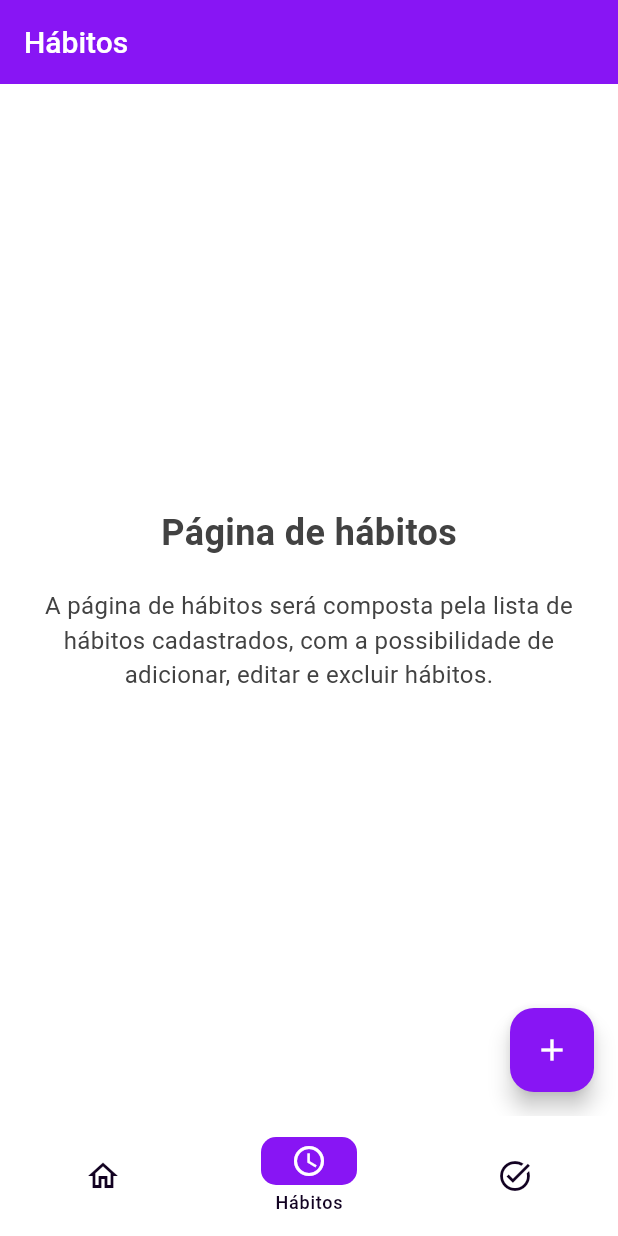
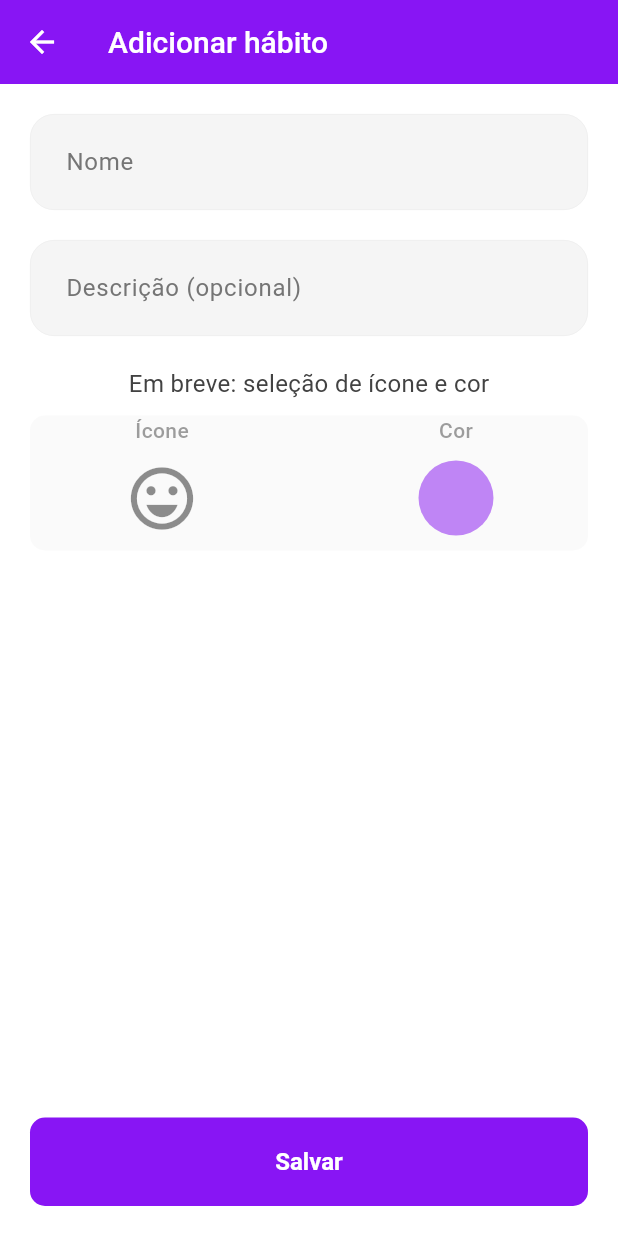
Before and after one commit to StokerBR/ds-2024-02, a Flutter app: the screen it shows after launch, item 2 of the bottom bar chosen, after a tap on the "add" icon, on a phone screen of 412 x 824 dp. Run offline on Flutter 3.47's test engine with Material 3 defaults, Android fonts, the phone set to English and light mode, and no system bars; our stand-ins replace another_flushbar, hive, hive_flutter; accounts and stored records are empty.

Commit message:
CRUD de hábitos

```diff
--- /dev/null
+++ b/habitracker/lib/pages/habits/habit_form_page.dart
@@ -0,0 +1,182 @@
+import 'package:flutter/material.dart';
+import 'package:habitracker/functions/hex_color.dart';
+import 'package:habitracker/models/habit.dart';
+import 'package:habitracker/theme.dart';
+import 'package:habitracker/widgets/alert.dart';
+import 'package:habitracker/widgets/input.dart';
+import 'package:habitracker/widgets/input_label.dart';
+
+class HabitFormPage extends StatefulWidget {
+  const HabitFormPage({
+    super.key,
+    this.habitKey,
+  });
+
+  final String? habitKey;
+
+  @override
+  State<HabitFormPage> createState() => _HabitFormPageState();
+}
+
+class _HabitFormPageState extends State<HabitFormPage> {
+  Habit? _habit;
+
+  final _formKey = GlobalKey<FormState>();
+
+  final _nameController = TextEditingController();
+  final _descriptionController = TextEditingController();
+
+  IconData _selectedIcon = Icons.emoji_emotions_outlined;
+  Color _selectedColor = AppTheme.themeData.primaryColor;
+
+  void _submitForm() {
+    if (_formKey.currentState!.validate()) {
+      if (_habit == null) {
+        _habit = Habit(
+          name: _nameController.text,
+          description: _descriptionController.text,
+          icon: _selectedIcon.codePoint,
+          color: _selectedColor.toHex(),
+        );
+      } else {
+        _habit!.name = _nameController.text;
+        _habit!.description = _descriptionController.text;
+        _habit!.icon = _selectedIcon.codePoint;
+        _habit!.color = _selectedColor.toHex();
+      }
+
+      // Salva o hábito
+      HabitRepository.saveHabit(_habit!);
+
+      Navigator.of(context).pop();
+
+      showSuccess('Hábito salvo com sucesso');
+    }
+  }
+
+  @override
+  void initState() {
+    if (widget.habitKey != null) {
+      _habit = HabitRepository.getHabit(widget.habitKey!);
+      if (_habit != null) {
+        _nameController.text = _habit!.name;
+        _descriptionController.text = _habit!.description ?? '';
+        _selectedIcon = IconData(_habit!.icon, fontFamily: 'MaterialIcons');
+        _selectedColor = HexColor.fromHex(_habit!.color);
+      }
+    }
+
+    super.initState();
+  }
+
+  @override
+  Widget build(BuildContext context) {
+    return Scaffold(
+      appBar: AppBar(
+        title: Text('${_habit == null ? 'Adicionar' : 'Editar'} hábito'),
+      ),
+      body: Padding(
+        padding: const EdgeInsets.symmetric(horizontal: 20),
+        child: GestureDetector(
+          onTap: () => FocusScope.of(context).unfocus(),
+          behavior: HitTestBehavior.opaque,
+          child: CustomScrollView(
+            slivers: [
+              SliverFillRemaining(
+                hasScrollBody: false,
+                child: Form(
+                  key: _formKey,
+                  child: Column(
+                    children: [
+                      const SizedBox(height: 20),
+                      CustomInput(
+                        controller: _nameController,
+                        maxLength: 50,
+                        labelText: 'Nome',
+                        validator: (value) {
+                          if (value == null || value.isEmpty) {
+                            return 'Por favor, informe o nome do hábito';
+                          }
+                          return null;
+                        },
+                      ),
+                      const SizedBox(height: 20),
+                      CustomInput(
+                        controller: _descriptionController,
+                        maxLength: 200,
+                        labelText: 'Descrição (opcional)',
+                      ),
+                      const SizedBox(height: 20),
+                      // TODO: Adicionar seleção de ícone e cor
+                      const Text('Em breve: seleção de ícone e cor'),
+                      const SizedBox(height: 10),
+                      Stack(
+                        children: [
+                          Row(
+                            mainAxisSize: MainAxisSize.max,
+                            mainAxisAlignment: MainAxisAlignment.center,
+                            children: [
+                              Expanded(
+                                child: Column(
+                                  crossAxisAlignment: CrossAxisAlignment.center,
+                                  children: [
+                                    const InputLabel(
+                                      'Ícone',
+                                      alignment: Alignment.center,
+                                    ),
+                                    const SizedBox(height: 10),
+                                    Icon(
+                                      _selectedIcon,
+                                      size: 50,
+                                    ),
+                                  ],
+                                ),
+                              ),
+                              const SizedBox(width: 20),
+                              Expanded(
+                                child: Column(
+                                  children: [
+                                    const InputLabel(
+                                      'Cor',
+                                      alignment: Alignment.center,
+                                    ),
+                                    const SizedBox(height: 10),
+                                    Container(
+                                      width: 50,
+                                      height: 50,
+                                      decoration: BoxDecoration(
+                                        color: _selectedColor,
+                                        shape: BoxShape.circle,
+                                      ),
+                                    ),
+                                  ],
+                                ),
+                              ),
+                            ],
+                          ),
+                          Container(
+                            height: 90,
+                            decoration: BoxDecoration(
+                              color: Colors.grey[100]!.withOpacity(0.5),
+                              borderRadius: BorderRadius.circular(10),
+                            ),
+                          ),
+                        ],
+                      ),
+                      const Expanded(child: SizedBox(height: 20)),
+                      ElevatedButton(
+                        onPressed: _submitForm,
+                        child: const Text('Salvar'),
+                      ),
+                      const SizedBox(height: 20),
+                    ],
+                  ),
+                ),
+              ),
+            ],
+          ),
+        ),
+      ),
+    );
+  }
+}
--- /dev/null
+++ b/habitracker/lib/pages/habits/habits_page.dart
@@ -0,0 +1,107 @@
+import 'package:flutter/material.dart';
+import 'package:habitracker/functions/hex_color.dart';
+import 'package:habitracker/models/habit.dart';
+import 'package:habitracker/pages/habits/habit_form_page.dart';
+import 'package:hive_flutter/hive_flutter.dart';
+
+class HabitsPage extends StatefulWidget {
+  const HabitsPage({super.key});
+
+  @override
+  State<HabitsPage> createState() => _HabitsPageState();
+}
+
+class _HabitsPageState extends State<HabitsPage> {
+  @override
+  Widget build(BuildContext context) {
+    return Scaffold(
+      appBar: AppBar(
+        title: const Text('Hábitos'),
+      ),
+      floatingActionButton: FloatingActionButton(
+        onPressed: () {
+          Navigator.of(context).push(
+            MaterialPageRoute(
+              builder: (context) => const HabitFormPage(),
+            ),
+          );
+        },
+        tooltip: 'Adicionar hábito',
+        child: const Icon(Icons.add),
+      ),
+      body: CustomScrollView(
+        slivers: [
+          SliverFillRemaining(
+            hasScrollBody: false,
+            child: ValueListenableBuilder(
+              valueListenable: Hive.box<Habit>('habits').listenable(),
+              builder: (context, Box<Habit> box, _) {
+                if (box.isEmpty) {
+                  return const Center(
+                    child: Text(
+                        'Nenhum hábito cadastrado.\nClique no + para criar um novo!',
+                        textAlign: TextAlign.center),
+                  );
+                }
+                return Column(
+                  children: box.values.map((habit) {
+                    return ListTile(
+                      title: Text(habit.name),
+                      subtitle: Text(
+                        habit.description ?? '',
+                        maxLines: 1,
+                        overflow: TextOverflow.ellipsis,
+                        style: TextStyle(color: Colors.grey[800], fontSize: 14),
+                      ),
+                      leading: Icon(
+                        IconData(habit.icon, fontFamily: 'MaterialIcons'),
+                        color: HexColor.fromHex(habit.color),
+                      ),
+                      trailing: const Icon(Icons.chevron_right),
+                      splashColor: Colors.grey[200],
+                      onTap: () {
+                        Navigator.of(context).push(
+                          MaterialPageRoute(
+                            builder: (context) =>
+                                HabitFormPage(habitKey: habit.key),
+                          ),
+                        );
+                      },
+                      onLongPress: () {
+                        showDialog(
+                          context: context,
+                          builder: (context) {
+                            return AlertDialog(
+                              title: const Text('Deletar hábito'),
+                              content: Text(
+                                  'Tem certeza que deseja deletar o hábito ${habit.name}?'),
+                              actions: [
+                                TextButton(
+                                  onPressed: () {
+                                    Navigator.of(context).pop();
+                                  },
+                                  child: const Text('Cancelar'),
+                                ),
+                                TextButton(
+                                  onPressed: () {
+                                    HabitRepository.deleteHabit(habit.key!);
+                                    Navigator.of(context).pop();
+                                  },
+                                  child: const Text('Deletar'),
+                                ),
+                              ],
+                            );
+                          },
+                        );
+                      },
+                    );
+                  }).toList(),
+                );
+              },
+            ),
+          ),
+        ],
+      ),
+    );
+  }
+}
--- a/habitracker/lib/pages/habits_page.dart
+++ /dev/null
@@ -1,48 +0,0 @@
-import 'package:flutter/material.dart';
-
-class HabitsPage extends StatefulWidget {
-  const HabitsPage({super.key});
-
-  @override
-  State<HabitsPage> createState() => _HabitsPageState();
-}
-
-class _HabitsPageState extends State<HabitsPage> {
-  @override
-  Widget build(BuildContext context) {
-    return Scaffold(
-      appBar: AppBar(
-        title: const Text('Hábitos'),
-      ),
-      floatingActionButton: FloatingActionButton(
-        onPressed: () {},
-        tooltip: 'Adicionar hábito',
-        child: const Icon(Icons.add),
-      ),
-      body: const Center(
-        child: Padding(
-          padding: EdgeInsets.all(20),
-          child: Column(
-            mainAxisAlignment: MainAxisAlignment.center,
-            children: [
-              // titulo
-              Text(
-                'Página de hábitos',
-                style: TextStyle(
-                  fontSize: 24,
-                  fontWeight: FontWeight.bold,
-                ),
-              ),
-              SizedBox(height: 20),
-              // descrição
-              Text(
-                'A página de hábitos será composta pela lista de hábitos cadastrados, com a possibilidade de adicionar, editar e excluir hábitos.',
-                textAlign: TextAlign.center,
-              ),
-            ],
-          ),
-        ),
-      ),
-    );
-  }
-}
--- a/habitracker/lib/pages/main_page.dart
+++ b/habitracker/lib/pages/main_page.dart
@@ -1,6 +1,6 @@
 import 'package:flutter/material.dart';
 import 'package:habitracker/pages/goals_page.dart';
-import 'package:habitracker/pages/habits_page.dart';
+import 'package:habitracker/pages/habits/habits_page.dart';
 import 'package:habitracker/pages/home_page.dart';
 import 'package:habitracker/theme.dart';
 
--- /dev/null
+++ b/habitracker/lib/widgets/input.dart
@@ -0,0 +1,138 @@
+import 'package:habitracker/widgets/input_label.dart';
+import 'package:flutter/material.dart';
+import 'package:flutter/services.dart';
+
+class CustomInput extends StatefulWidget {
+  const CustomInput({
+    super.key,
+    this.label,
+    this.labelText,
+    this.hintText,
+    this.errorText,
+    this.suffixIcon,
+    this.prefixIcon,
+    this.suffix,
+    this.prefix,
+    this.textInputAction,
+    this.onFieldSubmitted,
+    this.keyboardType,
+    this.controller,
+    this.validator,
+    this.maxLength,
+    this.counterText = '',
+    this.readOnly = false,
+    this.obscureText,
+    this.passwordToggle,
+    this.enableSuggestions = true,
+    this.autocorrect = true,
+    this.inputFormatters,
+    this.maxLines = 1,
+    this.focusNode,
+    this.decoration,
+    this.onChanged,
+    this.scrollPadding = const EdgeInsets.all(0),
+    this.textCapitalization,
+  });
+
+  final String? label;
+  final String? hintText;
+  final String? labelText;
+  final String? errorText;
+  final Widget? suffixIcon;
+  final Widget? prefixIcon;
+  final Widget? suffix;
+  final Widget? prefix;
+  final TextInputAction? textInputAction;
+  final Function(String)? onFieldSubmitted;
+  final TextInputType? keyboardType;
+  final TextEditingController? controller;
+  final String? Function(String?)? validator;
+  final int? maxLength;
+  final String? counterText;
+  final bool readOnly;
+  final bool? obscureText;
+  final bool? passwordToggle;
+  final bool enableSuggestions;
+  final bool autocorrect;
+  final List<TextInputFormatter>? inputFormatters;
+  final int? maxLines;
+  final FocusNode? focusNode;
+  final InputDecoration? decoration;
+  final Function(String)? onChanged;
+  final EdgeInsets scrollPadding;
+  final TextCapitalization? textCapitalization;
+
+  @override
+  State<CustomInput> createState() => _CustomInputState();
+}
+
+class _CustomInputState extends State<CustomInput> {
+  bool? passwordHidden;
+
+  @override
+  void initState() {
+    super.initState();
+    passwordHidden = widget.obscureText ?? false;
+  }
+
+  @override
+  Widget build(BuildContext context) {
+    return Column(
+      children: [
+        widget.label != null
+            ? Column(
+                children: [
+                  InputLabel(widget.label!),
+                  const SizedBox(height: 10),
+                ],
+              )
+            : const SizedBox(),
+        TextFormField(
+          decoration: widget.decoration ??
+              InputDecoration(
+                labelText: widget.labelText,
+                hintText: widget.hintText,
+                errorText: widget.errorText,
+                counterText: widget.counterText,
+                suffixIcon: widget.suffixIcon ??
+                    (widget.passwordToggle ?? false
+                        ? GestureDetector(
+                            onTap: () {
+                              setState(() {
+                                passwordHidden = !passwordHidden!;
+                              });
+                            },
+                            child: Icon(
+                              passwordHidden ?? false
+                                  ? Icons.visibility
+                                  : Icons.visibility_off,
+                              color: Colors.grey[600],
+                            ),
+                          )
+                        : null),
+                prefixIcon: widget.prefixIcon,
+                suffix: widget.suffix,
+                prefix: widget.prefix,
+              ),
+          textCapitalization:
+              widget.textCapitalization ?? TextCapitalization.words,
+          textInputAction: widget.textInputAction,
+          onFieldSubmitted: widget.onFieldSubmitted,
+          keyboardType: widget.keyboardType,
+          controller: widget.controller,
+          validator: widget.validator,
+          maxLength: widget.maxLength,
+          readOnly: widget.readOnly,
+          obscureText: passwordHidden!,
+          enableSuggestions: widget.enableSuggestions,
+          autocorrect: widget.autocorrect,
+          inputFormatters: widget.inputFormatters,
+          maxLines: widget.maxLines,
+          focusNode: widget.focusNode,
+          onChanged: widget.onChanged,
+          scrollPadding: widget.scrollPadding,
+        ),
+      ],
+    );
+  }
+}
--- /dev/null
+++ b/habitracker/lib/widgets/input_label.dart
@@ -0,0 +1,36 @@
+import 'package:flutter/material.dart';
+
+class InputLabel extends StatelessWidget {
+  const InputLabel(
+    this.label, {
+    super.key,
+    this.style,
+    this.fontSize = 14,
+    this.alignment = Alignment.centerLeft,
+  });
+
+  final String label;
+  final TextStyle? style;
+  final double fontSize;
+  final Alignment alignment;
+
+  @override
+  Widget build(BuildContext context) {
+    return Column(children: [
+      Align(
+        alignment: alignment,
+        child: Text(
+          label,
+          textAlign: TextAlign.start,
+          style: style ??
+              TextStyle(
+                fontSize: fontSize,
+                fontWeight: FontWeight.w500,
+                color: Colors.grey[800],
+              ),
+        ),
+      ),
+      // const SizedBox(height: 10),
+    ]);
+  }
+}
--- a/habitracker/pubspec.yaml
+++ b/habitracker/pubspec.yaml
@@ -7,6 +7,7 @@ environment:
   sdk: '>=3.2.6 <4.0.0'
 
 dependencies:
+  another_flushbar: ^1.12.30
   build_runner: ^2.4.9
   flutter:
     sdk: flutter
```
Also changed, not shown: habitracker/lib/models/habit.dart (+8 -8 lines), habitracker/lib/widgets/alert.dart (added, +55 -0 lines), habitracker/lib/models/habit.g.dart, habitracker/pubspec.lock.
